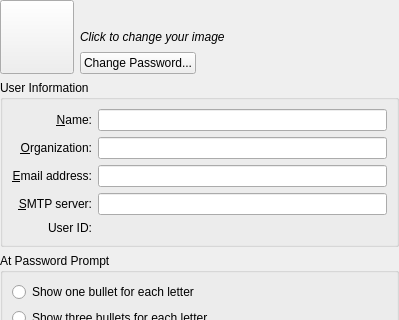
First picture: the form in kdepasswd/kcm/main_widget.ui, repository KDE/konqueror, before the edit; both pictures show x 0 to 399 and y 0 to 320 of the 399 by 557 pixel window.
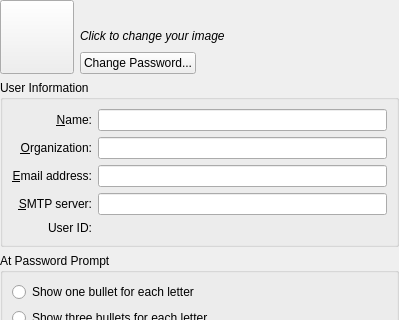
Second picture: the form after the edit. Custom widgets are drawn as their Qt base class.

Commit message: Do not hardcode font pointsize or family

```diff
--- a/kdepasswd/kcm/main_widget.ui
+++ b/kdepasswd/kcm/main_widget.ui
@@ -51,12 +51,6 @@
        </property>
        <item>
         <widget class="QLabel" name="lblUsername" >
-         <property name="font" >
-          <font>
-           <family>Bitstream Charter</family>
-           <pointsize>14</pointsize>
-          </font>
-         </property>
          <property name="text" >
           <string/>
          </property>
```
The commit also changes 2 other files.
